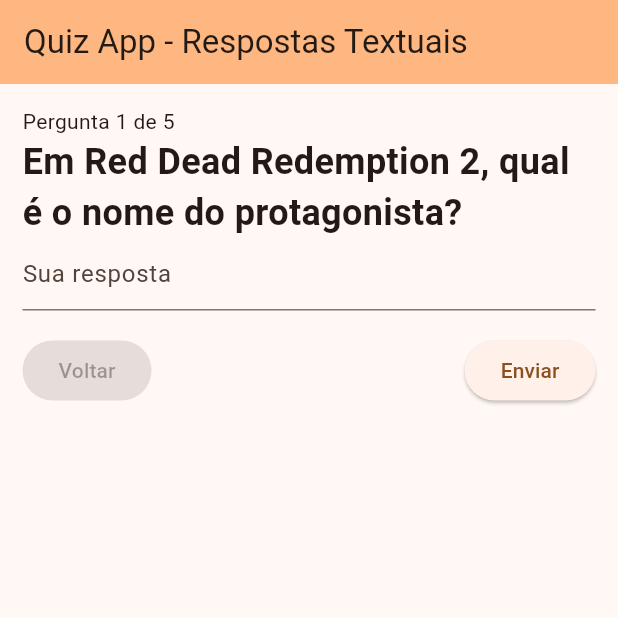
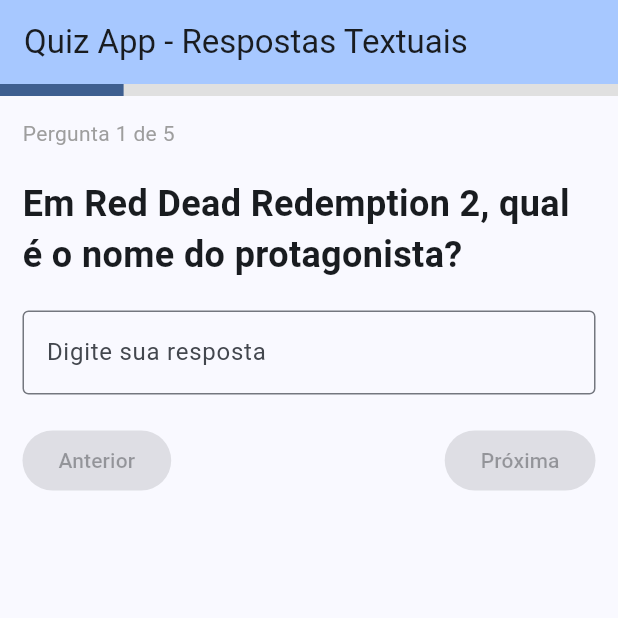
Before and after one commit to GuhStvo/perguntas-quiz-textual-FLUTTER-, a Flutter app: the screen it shows after launch, on a phone screen of 412 x 824 dp, the top half of it. Run offline on Flutter 3.47's test engine with Material 3 defaults, Android fonts, the phone set to English and light mode, and no system bars; our stand-ins replace font_awesome_flutter.

```diff
--- a/lib/components/input_form.dart
+++ b/lib/components/input_form.dart
@@ -1,28 +1,55 @@
 import 'package:flutter/material.dart';
 
 class InputForm extends StatefulWidget {
+  final String initialValue;
   final Function(String) onSubmit;
-  final VoidCallback? onPrevius;
-  final String? initialValue; // Para carregar a resposta anterior, se existir
+  final VoidCallback onPrevius;
+  final int currentIndex;
 
   const InputForm({
     super.key,
+    required this.initialValue,
     required this.onSubmit,
-    this.initialValue,
-    this.onPrevius});
+    required this.onPrevius,
+    required this.currentIndex,
+  });
 
   @override
   State<InputForm> createState() => _InputFormState();
 }
 
 class _InputFormState extends State<InputForm> {
-  final GlobalKey<FormState> _formKey = GlobalKey<FormState>();
   late TextEditingController _controller;
+  bool _isButtonEnabled = false;
 
   @override
   void initState() {
     super.initState();
-    _controller = TextEditingController(text: widget.initialValue); // Carrega o valor inicial, se houver
+    _controller = TextEditingController(text: widget.initialValue);
+    _isButtonEnabled = widget.initialValue.trim().isNotEmpty;
+
+    _controller.addListener(_validateInput);
+  }
+
+  void _validateInput() {
+    final isFilled = _controller.text.trim().isNotEmpty;
+    if (_isButtonEnabled != isFilled) {
+      setState(() {
+        _isButtonEnabled = isFilled;
+      });
+    }
+  }
+
+  @override
+  void didUpdateWidget(InputForm oldWidget) {
+    super.didUpdateWidget(oldWidget);
+    if (oldWidget.currentIndex != widget.currentIndex) {
+      _controller.removeListener(_validateInput);
+      _controller.text = widget.initialValue;
+      _isButtonEnabled = widget.initialValue.trim().isNotEmpty;
+      _controller.addListener(_validateInput);
+      setState(() {}); // Força rebuild com novo estado do botão
+    }
   }
 
   @override
@@ -31,49 +58,34 @@ class _InputFormState extends State<InputForm> {
     super.dispose();
   }
 
-  void _validateForm() {
-    if (_formKey.currentState!.validate()) {
-      widget.onSubmit(_controller.text);
-      _controller.clear();
-    }
-  }
-
-
   @override
   Widget build(BuildContext context) {
-    return Form(
-      key: _formKey,
-      child: Column(
-        crossAxisAlignment: CrossAxisAlignment.start,
-        children: <Widget>[
+    return Column(
+      children: [
         TextFormField(
           controller: _controller,
-            decoration: const InputDecoration(hintText: 'Sua resposta'),
-            validator: (String? value) {
-              if (value == null || value.isEmpty) {
-                return 'Por favor, digite sua resposta';
-              }
-              return null;
-            },
+          decoration: const InputDecoration(
+            labelText: 'Digite sua resposta',
+            border: OutlineInputBorder(),
           ),
-          Padding(
-            padding: const EdgeInsets.symmetric(vertical: 16),
-            child: Row(
-              mainAxisAlignment: MainAxisAlignment.spaceBetween, // Espaça os botões
+        ),
+        const SizedBox(height: 20),
+        Row(
+          mainAxisAlignment: MainAxisAlignment.spaceBetween,
           children: [
             ElevatedButton(
-                  onPressed: (widget.onPrevius),
-                  child: const Text('Voltar'),
+              onPressed: widget.currentIndex == 0 ? null : widget.onPrevius,
+              child: const Text('Anterior'),
             ),
             ElevatedButton(
-                  onPressed: _validateForm,
-                  child: const Text('Enviar'),
+              onPressed: _isButtonEnabled
+                  ? () => widget.onSubmit(_controller.text)
+                  : null,
+              child: const Text('Próxima'),
             ),
           ],
         ),
-          ),
       ],
-      ),
     );
   }
 }
--- a/lib/main.dart
+++ b/lib/main.dart
@@ -1,6 +1,8 @@
 import 'package:flutter/material.dart';
 import 'package:perguntas/components/input_form.dart';
 import 'package:perguntas/components/title.dart';
+import 'package:perguntas/screen/respostas.dart';
+import 'package:perguntas/screen/splash_screen.dart';
 
 void main() {
   runApp(const MyApp());
@@ -12,20 +14,26 @@ class MyApp extends StatelessWidget {
   @override
   Widget build(BuildContext context) {
     return MaterialApp(
+      debugShowCheckedModeBanner: false,
       title: 'Flutter Demo',
       theme: ThemeData(
         colorScheme: ColorScheme.fromSeed(
-            seedColor: const Color.fromARGB(255, 233, 128, 29)),
+            seedColor: const Color.fromARGB(255, 29, 128, 233)),
         useMaterial3: true,
       ),
-      home: const MyHomePage(title: 'Quiz App - Respostas Textuais'),
+      initialRoute: '/', // <- Splash será a rota inicial
+      routes: {
+        '/': (context) => const SplashScreen(), // <- Splash screen
+        '/home': (context) =>
+            const MyHomePage(title: 'Quiz App - Respostas Textuais'),
+        '/respostas': (context) => const Respostas(),
+      },
     );
   }
 }
 
 class MyHomePage extends StatefulWidget {
   const MyHomePage({super.key, required this.title});
-
   final String title;
 
   @override
@@ -46,48 +54,48 @@ class _MyHomePageState extends State<MyHomePage> {
 
   void _onSubmit(String response) {
     setState(() {
-      // Se a resposta já existe, atualiza; senão, adiciona
       if (_currentIndex < _responses.length) {
         _responses[_currentIndex] = response;
       } else {
         _responses.add(response);
       }
+
       if (_currentIndex < _questions.length - 1) {
         _currentIndex++;
       } else {
-        // ScaffoldMessenger.of(context).showSnackBar(
-        //   const SnackBar(content: Text('Quiz concluído!')),
-        // );
         showModalBottomSheet<void>(
           context: context,
           builder: (BuildContext context) {
             return Container(
               height: 200,
-                decoration: BoxDecoration(
-                  borderRadius: BorderRadius.only(topLeft: Radius.circular(12),topRight: Radius.circular(12)),
+              decoration: const BoxDecoration(
+                borderRadius: BorderRadius.only(
+                    topLeft: Radius.circular(12),
+                    topRight: Radius.circular(12)),
                 color: Colors.orange,
               ),
               child: Center(
                 child: Column(
-                    spacing: 15,
-                    crossAxisAlignment: CrossAxisAlignment.center,
                   mainAxisAlignment: MainAxisAlignment.center,
-                    mainAxisSize: MainAxisSize.min,
                   children: <Widget>[
-                      const Text('Enviar respostar?', style: TextStyle(
-                        fontSize: 20,
-                        fontWeight: FontWeight.w600
-                      ),),
+                    const Text(
+                      'Enviar respostas?',
+                      style:
+                          TextStyle(fontSize: 20, fontWeight: FontWeight.w600),
+                    ),
+                    const SizedBox(height: 20),
                     Row(
-                        crossAxisAlignment: CrossAxisAlignment.center,
                       mainAxisAlignment: MainAxisAlignment.center,
-                        spacing: 10,
                       children: <Widget>[
                         ElevatedButton(
                             onPressed: () => Navigator.pop(context),
                             child: const Text('Ainda não')),
+                        const SizedBox(width: 10),
                         ElevatedButton(
-                            onPressed: (){}, // Navigator até a página de de respostas certas
+                            onPressed: () {
+                              Navigator.pushNamed(context, '/respostas',
+                                  arguments: _responses);
+                            },
                             child: const Text('Sim, enviar'))
                       ],
                     ),
@@ -95,7 +103,8 @@ class _MyHomePageState extends State<MyHomePage> {
                 ),
               ),
             );
-            });
+          },
+        );
       }
     });
   }
@@ -115,28 +124,46 @@ class _MyHomePageState extends State<MyHomePage> {
         backgroundColor: Theme.of(context).colorScheme.inversePrimary,
         title: Text(widget.title),
       ),
-      body: Container(
+      body: Column(children: [
+        TweenAnimationBuilder<double>(
+          tween: Tween<double>(
+            begin: 0,
+            end: (_currentIndex + 1) / _questions.length,
+          ),
+          duration: const Duration(milliseconds: 500),
+          builder: (context, value, _) => LinearProgressIndicator(
+            value: value,
+            backgroundColor: Colors.grey[300],
+            color: Theme.of(context).colorScheme.primary,
+            minHeight: 8,
+          ),
+        ),
+        Container(
           padding: const EdgeInsets.all(15),
           child: Column(
             crossAxisAlignment: CrossAxisAlignment.start,
-          children: <Widget>[
-            Text('Pergunta ${_currentIndex + 1} de ${_questions.length}'),
-            CustomTitle(text: _questions[_currentIndex]),
+            children: [
+              Text(
+                'Pergunta ${_currentIndex + 1} de ${_questions.length}',
+                style: TextStyle(color: Colors.grey),
+              ),
+              const SizedBox(height: 20),
+              CustomTitle(
+                text: _questions[_currentIndex],
+              ),
+              const SizedBox(height: 20),
               InputForm(
-              onSubmit: _onSubmit,
-              onPrevius: _currentIndex > 0 ? _onPrevius : null,
+                currentIndex: _currentIndex,
                 initialValue: _currentIndex < _responses.length
                     ? _responses[_currentIndex]
-                  : null,
-            ),
-            if (_responses.isNotEmpty)
-              Padding(
-                padding: const EdgeInsets.only(top: 16),
-                child: Text('Respostas: ${_responses.join(", ")}'),
+                    : '',
+                onSubmit: _onSubmit,
+                onPrevius: _onPrevius,
               ),
             ],
           ),
         ),
+      ]),
     );
   }
 }
--- a/pubspec.yaml
+++ b/pubspec.yaml
@@ -2,7 +2,7 @@ name: perguntas
 description: "A new Flutter project."
 # The following line prevents the package from being accidentally published to
 # pub.dev using `flutter pub publish`. This is preferred for private packages.
-publish_to: 'none' # Remove this line if you wish to publish to pub.dev
+publish_to: "none" # Remove this line if you wish to publish to pub.dev
 
 # The following defines the version and build number for your application.
 # A version number is three numbers separated by dots, like 1.2.43
@@ -28,6 +28,7 @@ environment:
 # the latest version available on pub.dev. To see which dependencies have newer
 # versions available, run `flutter pub outdated`.
 dependencies:
+  font_awesome_flutter: ^10.7.0
   flutter:
     sdk: flutter
 
@@ -51,7 +52,6 @@ dev_dependencies:
 
 # The following section is specific to Flutter packages.
 flutter:
-
   # The following line ensures that the Material Icons font is
   # included with your application, so that you can use the icons in
   # the material Icons class.
```
Also changed, not shown: lib/components/container-resposta.dart (added, +48 -0 lines), lib/screen/respostas.dart (+91 -2 lines), lib/screen/splash_screen.dart (added, +129 -0 lines), pubspec.lock. Lines whose indentation alone changed are shown as unchanged.
